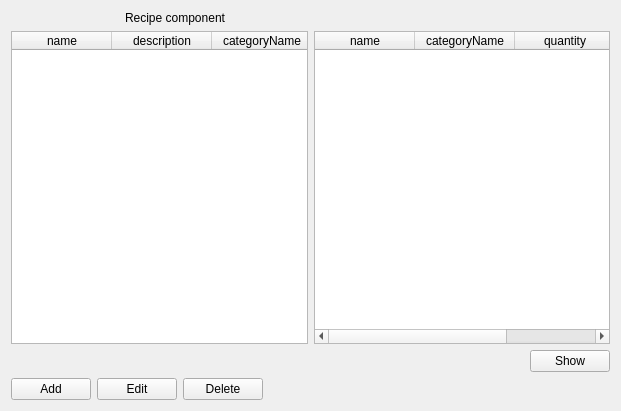
This is client/uiforms/recipe_component.ui in Wolframe/configurator as Qt 5 draws it before an edit. The edited form follows.
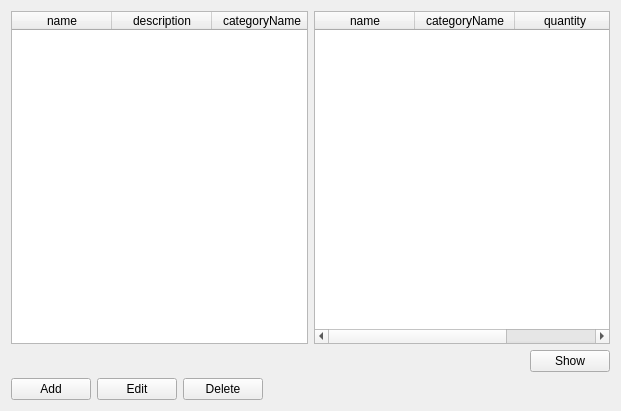
This is the edited form. Icons and pictures are not drawn.

What changed in the file:
```diff
--- a/client/uiforms/recipe_component.ui
+++ b/client/uiforms/recipe_component.ui
@@ -67,63 +67,7 @@
      </item>
     </layout>
    </item>
-   <item row="0" column="0">
-    <layout class="QHBoxLayout" name="horizontalLayout_2">
-     <item>
-      <widget class="QLabel" name="label_2">
-       <property name="maximumSize">
-        <size>
-         <width>32</width>
-         <height>32</height>
-        </size>
-       </property>
-       <property name="text">
-        <string/>
-       </property>
-      </widget>
-     </item>
-     <item>
-      <widget class="QLabel" name="label_3">
-       <property name="maximumSize">
-        <size>
-         <width>32</width>
-         <height>32</height>
-        </size>
-       </property>
-       <property name="text">
-        <string/>
-       </property>
-       <property name="pixmap">
-        <pixmap resource="../configurator.qrc">:/images/link.png</pixmap>
-       </property>
-      </widget>
-     </item>
-     <item>
-      <widget class="QLabel" name="label_4">
-       <property name="maximumSize">
-        <size>
-         <width>32</width>
-         <height>32</height>
-        </size>
-       </property>
-       <property name="text">
-        <string/>
-       </property>
-       <property name="pixmap">
-        <pixmap resource="../configurator.qrc">:/images/bricks.png</pixmap>
-       </property>
-      </widget>
-     </item>
-     <item>
-      <widget class="QLabel" name="label">
-       <property name="text">
-        <string>Recipe component</string>
-       </property>
-      </widget>
-     </item>
-    </layout>
-   </item>
-   <item row="2" column="0">
+   <item row="1" column="0">
     <layout class="QGridLayout" name="gridLayout_2">
      <item row="1" column="0">
       <layout class="QHBoxLayout" name="horizontalLayout_3"/>
```
Left out of the diff: 2 changed lines with no effect on the pictures.
